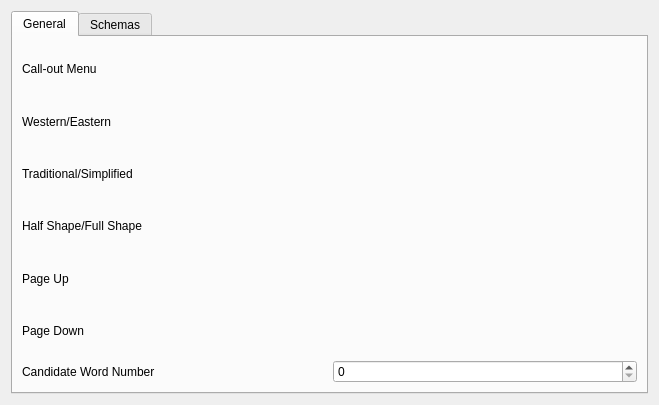
This is src/ConfigMain.ui in smglaksn/fcitx-rime-config as Qt 5 draws it before an edit. The edited form follows.
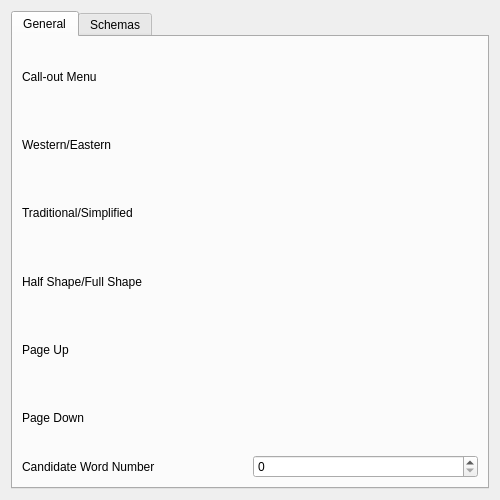
This is the edited form. Icons and pictures are not drawn. Custom widgets are drawn as their Qt base class.

The edit to the form file:
```diff
--- a/src/ConfigMain.ui
+++ b/src/ConfigMain.ui
@@ -6,8 +6,8 @@
       <rect>
 	<x>0</x>
 	<y>0</y>
-	<width>659</width>
-	<height>405</height>
+	<width>500</width>
+	<height>500</height>
       </rect>
     </property>
     <property name="windowTitle">
```
